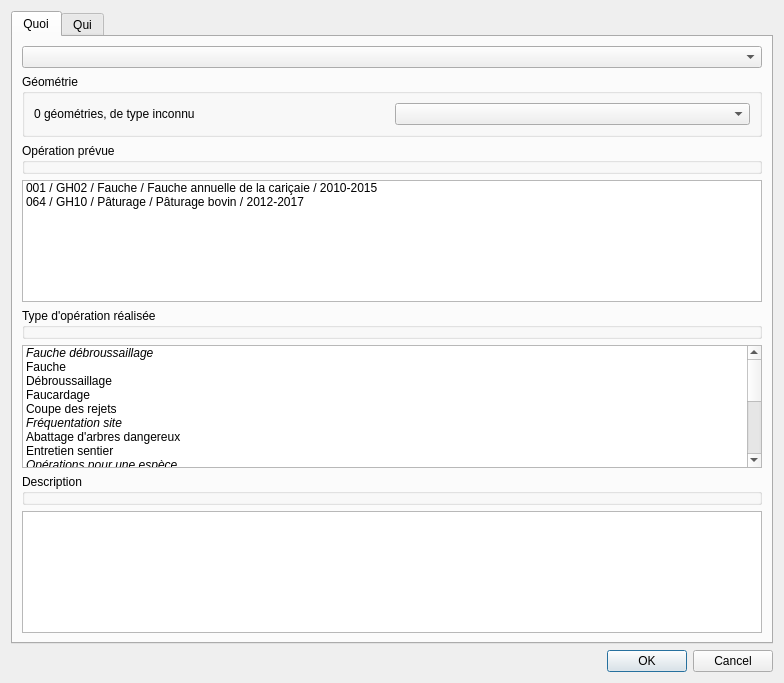
First picture: the form in ui_operation.ui, repository VincentD/bdtravaux, before the edit.
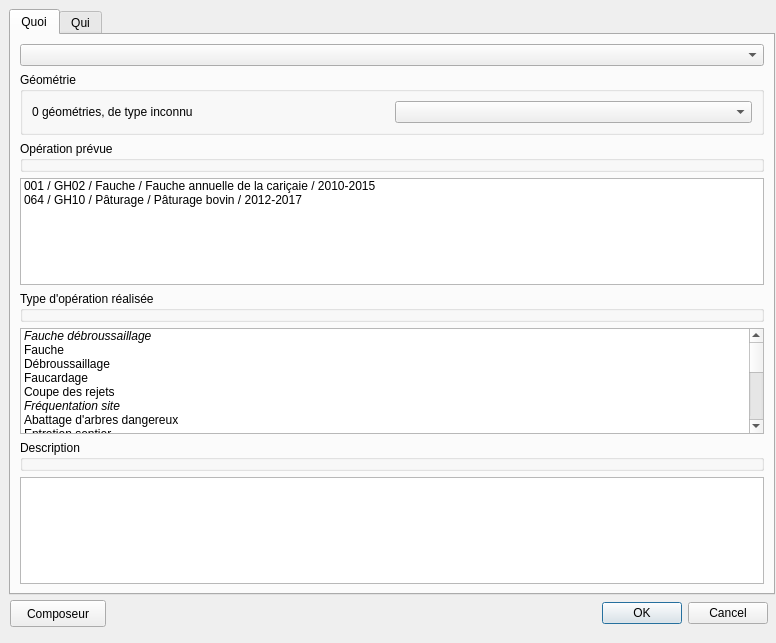
Second picture: the form after the edit.

Patch:
```diff
--- a/ui_operation.ui
+++ b/ui_operation.ui
@@ -6,16 +6,22 @@
    <rect>
     <x>0</x>
     <y>0</y>
-    <width>784</width>
-    <height>683</height>
+    <width>776</width>
+    <height>643</height>
    </rect>
   </property>
   <property name="windowTitle">
    <string>Dialog</string>
   </property>
-  <layout class="QVBoxLayout" name="verticalLayout_2">
-   <item>
     <widget class="QTabWidget" name="tabWidget">
+   <property name="geometry">
+    <rect>
+     <x>9</x>
+     <y>9</y>
+     <width>766</width>
+     <height>586</height>
+    </rect>
+   </property>
      <property name="currentIndex">
       <number>0</number>
      </property>
@@ -490,9 +496,15 @@
       </widget>
      </widget>
     </widget>
-   </item>
-   <item>
     <widget class="QDialogButtonBox" name="buttonBox">
+   <property name="geometry">
+    <rect>
+     <x>490</x>
+     <y>600</y>
+     <width>278</width>
+     <height>27</height>
+    </rect>
+   </property>
      <property name="orientation">
       <enum>Qt::Horizontal</enum>
      </property>
@@ -500,8 +512,22 @@
       <set>QDialogButtonBox::Cancel|QDialogButtonBox::Ok</set>
      </property>
     </widget>
-   </item>
-  </layout>
+  <widget class="QPushButton" name="compoButton">
+   <property name="geometry">
+    <rect>
+     <x>10</x>
+     <y>600</y>
+     <width>96</width>
+     <height>27</height>
+    </rect>
+   </property>
+   <property name="toolTip">
+    <string>&lt;html&gt;&lt;head/&gt;&lt;body&gt;&lt;p&gt;Ouvre le composeur &amp;quot;Compte-rendu d'opérations&amp;quot;&lt;/p&gt;&lt;/body&gt;&lt;/html&gt;</string>
+   </property>
+   <property name="text">
+    <string>Composeur</string>
+   </property>
+  </widget>
  </widget>
  <resources/>
  <connections>
```
Lines whose indentation alone changed are shown as unchanged.
